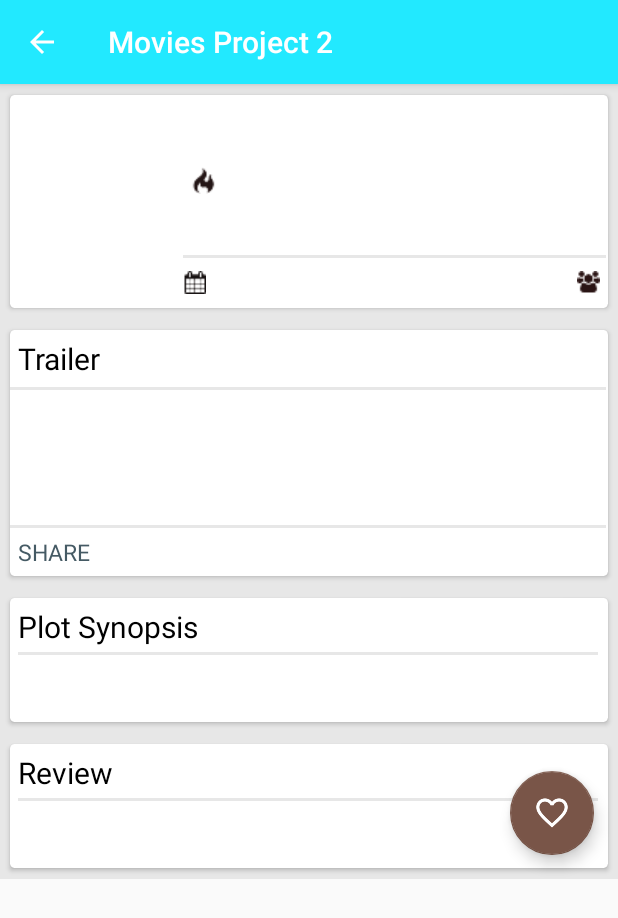
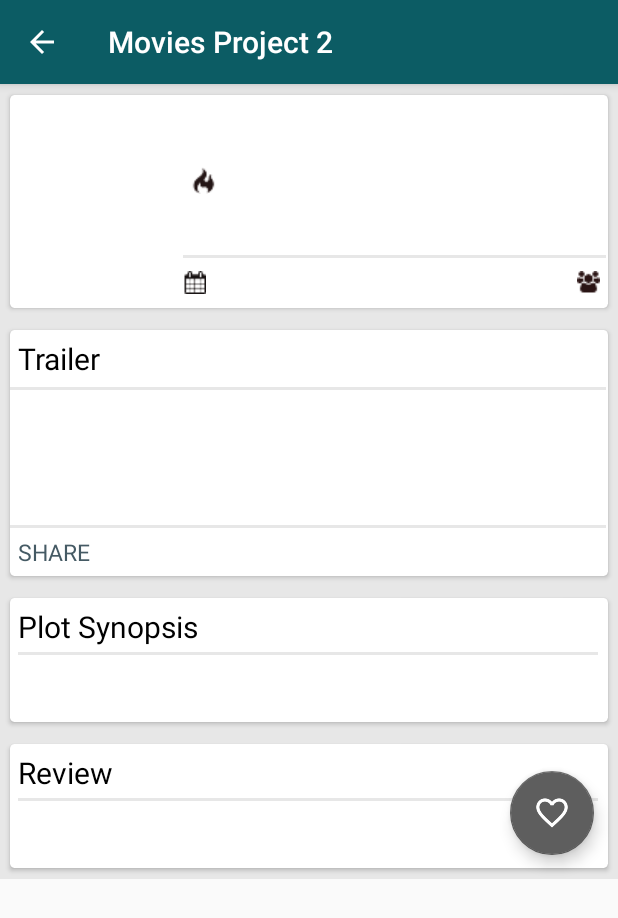
Before and after one commit to wjplaud83/MoviesProject2, an Android app: the movieDetailFragment screen opened directly, with no data from a screen before it, after a tap on an icon or button, on a phone screen of 412 x 824 dp. Shown: the top 918 px of the screen. Run offline under Robolectric (Android 15) with nearby library versions, the phone set to English and light mode, and no system bars; our stand-ins replace Picasso; libraries missing offline, so code that uses them is left out: retrofit.client; pictures from the network do not load; 19 statements that could not run were skipped.

```diff
--- a/app/build.gradle
+++ b/app/build.gradle
@@ -23,7 +23,6 @@ dependencies {
     compile fileTree(dir: 'libs', include: ['*.jar'])
     compile 'com.squareup.picasso:picasso:2.5.1'
     compile 'com.android.support:appcompat-v7:25.3.1'
-    compile 'com.android.support.constraint:constraint-layout:1.0.2'
     compile 'com.android.support:design:25.3.1'
     compile 'com.android.support:recyclerview-v7:25.3.1'
     compile 'com.android.support:cardview-v7:25.3.1'
--- a/app/src/main/AndroidManifest.xml
+++ b/app/src/main/AndroidManifest.xml
@@ -9,9 +9,9 @@
         android:allowBackup="true"
         android:icon="@mipmap/ic_launcher"
         android:label="@string/app_name"
-        android:roundIcon="@mipmap/ic_launcher_round"
         android:supportsRtl="true"
         android:theme="@style/AppTheme">
+
         <activity
             android:name=".movieDetailActivity"
             android:theme="@style/AppTheme">
@@ -21,12 +21,14 @@
             android:name=".movieListActivity"
             android:label="@string/title_movie_list"
             android:theme="@style/AppTheme">
+
             <intent-filter>
                 <action android:name="android.intent.action.MAIN" />
 
                 <category android:name="android.intent.category.LAUNCHER" />
             </intent-filter>
         </activity>
+
     </application>
 
 </manifest>
--- a/app/src/main/java/com/applaudstudios/android/moviesproject2/database/favoriteSqliteHelper.java
+++ b/app/src/main/java/com/applaudstudios/android/moviesproject2/database/favoriteSqliteHelper.java
@@ -16,7 +16,7 @@ import java.util.List;
  */
 
 public class favoriteSqliteHelper extends SQLiteOpenHelper {
-    public static final String KEY_ROWID = "id";
+    public static final String KEY_ID = "id";
     public static final String KEY_THUMBNAIL = "mThumbnail";
     public static final String KEY_MVOTE = "mVote";
     public static final String KEY_TITLE = "mTitle";
@@ -28,7 +28,7 @@ public class favoriteSqliteHelper extends SQLiteOpenHelper {
     private static final String LOG_TAG = "moviesDB";
     private static final String DATABASE_CREATE =
             "CREATE TABLE if not exists " + SQLITE_TABLE + " (" +
-                    KEY_ROWID + " integer PRIMARY KEY," +
+                    KEY_ID + " integer PRIMARY KEY," +
                     KEY_THUMBNAIL + "," +
                     KEY_TITLE + "," +
                     KEY_PEOPLE + "," +
@@ -57,7 +57,7 @@ public class favoriteSqliteHelper extends SQLiteOpenHelper {
     public boolean insertMovie(movieGeneralModel movieGeneralModels) {
         SQLiteDatabase db = this.getWritableDatabase();
         ContentValues values = new ContentValues();
-        values.put(KEY_ROWID, Integer.parseInt(movieGeneralModels.getmId()));
+        values.put(KEY_ID, Integer.parseInt(movieGeneralModels.getmId()));
         values.put(KEY_THUMBNAIL, movieGeneralModels.getThumbnail());
         values.put(KEY_TITLE, movieGeneralModels.getTitle());
         values.put(KEY_PEOPLE, movieGeneralModels.getmPeople());
--- a/app/src/main/res/menu/detail.xml
+++ b/app/src/main/res/menu/detail.xml
@@ -4,6 +4,6 @@
     <item
         android:id="@+id/fav"
         android:icon="@drawable/ic_launcher"
-        android:title="favourite"
+        android:title="favorite"
         app:showAsAction="ifRoom" />
 </menu>
--- a/app/src/main/res/values/colors.xml
+++ b/app/src/main/res/values/colors.xml
@@ -1,8 +1,8 @@
 <?xml version="1.0" encoding="utf-8"?>
 <resources>
-    <color name="colorPrimary">#22e9ff</color>
-    <color name="colorPrimaryDark">#1991e6</color>
-    <color name="colorAccent">#795548</color>
+    <color name="colorPrimary">#0c5c64</color>
+    <color name="colorPrimaryDark">#19bde6</color>
+    <color name="colorAccent">#5e5e5e</color>
     <color name="primaryText">#212121</color>
     <color name="secondaryText">#212121</color>
     <color name="divider">#B6B6B6</color>
--- a/app/src/main/res/values/strings.xml
+++ b/app/src/main/res/values/strings.xml
@@ -12,7 +12,7 @@
     <string name="share_using">Share using</string>
     <string name="title_movie_list">Movies Now</string>
     <string name="title_movie_detail">Movie</string>
-    <string name="badluck">Bad Luck!Network Error</string>
+    <string name="badluck">Network Error</string>
     <string name="trailer">Trailer</string>
     <string name="share">SHARE</string>
     <string name="plot">Plot Synopsis</string>
```
Also changed, not shown: app/src/main/java/com/applaudstudios/android/moviesproject2/movieListActivity.java (+6 -23 lines), app/src/main/res/layout-w900dp/movie_list.xml (renamed from app/src/main/res/layout-sw600dp/movie_list.xml).
